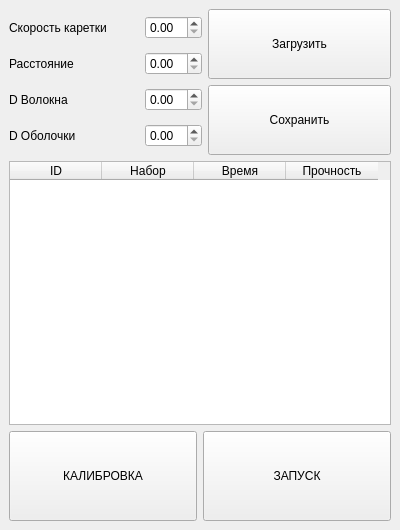
This is utilities/UI/_ui/main.ui in eteriall/MoonLight as Qt 5 draws it before an edit. The edited form follows.
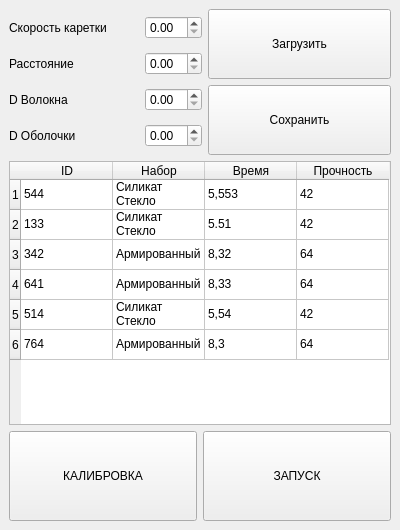
This is the edited form.

```diff
--- a/utilities/UI/_ui/main.ui
+++ b/utilities/UI/_ui/main.ui
@@ -167,6 +167,36 @@
         <attribute name="verticalHeaderMinimumSectionSize">
          <number>30</number>
         </attribute>
+        <row>
+         <property name="text">
+          <string>1</string>
+         </property>
+        </row>
+        <row>
+         <property name="text">
+          <string>2</string>
+         </property>
+        </row>
+        <row>
+         <property name="text">
+          <string>3</string>
+         </property>
+        </row>
+        <row>
+         <property name="text">
+          <string>4</string>
+         </property>
+        </row>
+        <row>
+         <property name="text">
+          <string>5</string>
+         </property>
+        </row>
+        <row>
+         <property name="text">
+          <string>6</string>
+         </property>
+        </row>
         <column>
          <property name="text">
           <string>ID</string>
@@ -187,6 +217,126 @@
           <string>Прочность</string>
          </property>
         </column>
+        <item row="0" column="0">
+         <property name="text">
+          <string>544</string>
+         </property>
+        </item>
+        <item row="0" column="1">
+         <property name="text">
+          <string>Силикат Стекло</string>
+         </property>
+        </item>
+        <item row="0" column="2">
+         <property name="text">
+          <string>5,553</string>
+         </property>
+        </item>
+        <item row="0" column="3">
+         <property name="text">
+          <string>42</string>
+         </property>
+        </item>
+        <item row="1" column="0">
+         <property name="text">
+          <string>133</string>
+         </property>
+        </item>
+        <item row="1" column="1">
+         <property name="text">
+          <string>Силикат Стекло</string>
+         </property>
+        </item>
+        <item row="1" column="2">
+         <property name="text">
+          <string>5.51</string>
+         </property>
+        </item>
+        <item row="1" column="3">
+         <property name="text">
+          <string>42</string>
+         </property>
+        </item>
+        <item row="2" column="0">
+         <property name="text">
+          <string>342</string>
+         </property>
+        </item>
+        <item row="2" column="1">
+         <property name="text">
+          <string>Армированный</string>
+         </property>
+        </item>
+        <item row="2" column="2">
+         <property name="text">
+          <string>8,32</string>
+         </property>
+        </item>
+        <item row="2" column="3">
+         <property name="text">
+          <string>64</string>
+         </property>
+        </item>
+        <item row="3" column="0">
+         <property name="text">
+          <string>641</string>
+         </property>
+        </item>
+        <item row="3" column="1">
+         <property name="text">
+          <string>Армированный</string>
+         </property>
+        </item>
+        <item row="3" column="2">
+         <property name="text">
+          <string>8,33</string>
+         </property>
+        </item>
+        <item row="3" column="3">
+         <property name="text">
+          <string>64</string>
+         </property>
+        </item>
+        <item row="4" column="0">
+         <property name="text">
+          <string>514</string>
+         </property>
+        </item>
+        <item row="4" column="1">
+         <property name="text">
+          <string>Силикат Стекло</string>
+         </property>
+        </item>
+        <item row="4" column="2">
+         <property name="text">
+          <string>5,54</string>
+         </property>
+        </item>
+        <item row="4" column="3">
+         <property name="text">
+          <string>42</string>
+         </property>
+        </item>
+        <item row="5" column="0">
+         <property name="text">
+          <string>764</string>
+         </property>
+        </item>
+        <item row="5" column="1">
+         <property name="text">
+          <string>Армированный</string>
+         </property>
+        </item>
+        <item row="5" column="2">
+         <property name="text">
+          <string>8,3</string>
+         </property>
+        </item>
+        <item row="5" column="3">
+         <property name="text">
+          <string>64</string>
+         </property>
+        </item>
        </widget>
       </item>
       <item>
```
Left out of the diff: 8 changed lines with no effect on the pictures.
